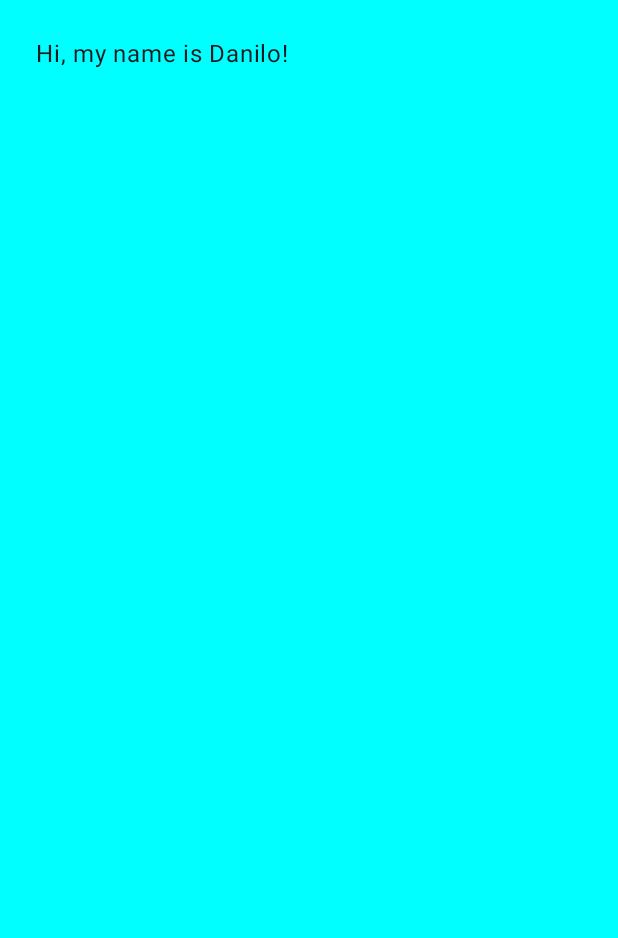
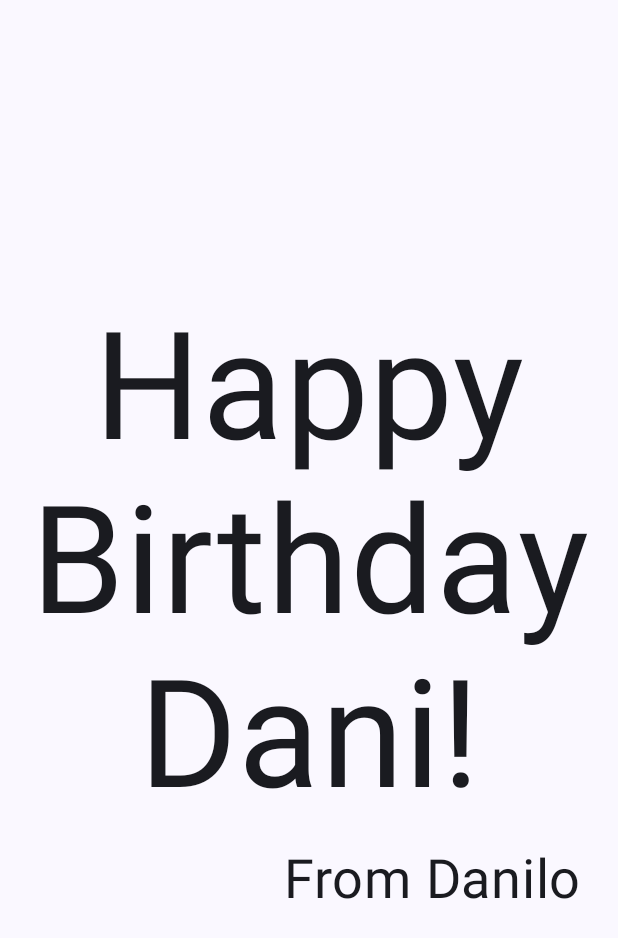
Before and after one commit to danilojezernik/android-greeting-card, an Android app built with Jetpack Compose: the screen it shows after launch (MainActivity), on a phone screen of 412 x 824 dp. Before the commit the part shown is almost empty. Shown: the top 938 px of the screen. Run offline under Robolectric (Android 15) with nearby library versions, the phone set to English and light mode, and no system bars.

```diff
--- a/app/src/main/java/com/example/greetingcard/MainActivity.kt
+++ b/app/src/main/java/com/example/greetingcard/MainActivity.kt
@@ -3,29 +3,33 @@ package com.example.greetingcard
 import android.os.Bundle
 import androidx.activity.ComponentActivity
 import androidx.activity.compose.setContent
+import androidx.compose.foundation.layout.Arrangement
+import androidx.compose.foundation.layout.Column
 import androidx.compose.foundation.layout.fillMaxSize
 import androidx.compose.foundation.layout.padding
 import androidx.compose.material3.MaterialTheme
 import androidx.compose.material3.Surface
 import androidx.compose.material3.Text
 import androidx.compose.runtime.Composable
+import androidx.compose.ui.Alignment
 import androidx.compose.ui.Modifier
-import androidx.compose.ui.graphics.Color
+import androidx.compose.ui.text.style.TextAlign
 import androidx.compose.ui.tooling.preview.Preview
 import androidx.compose.ui.unit.dp
-import com.example.greetingcard.ui.theme.GreetingCardTheme
+import androidx.compose.ui.unit.sp
+import com.example.greetingcard.ui.theme.HappyBirthdayTheme
 
 class MainActivity : ComponentActivity() {
     override fun onCreate(savedInstanceState: Bundle?) {
         super.onCreate(savedInstanceState)
         setContent {
-            GreetingCardTheme {
+            HappyBirthdayTheme {
                 // A surface container using the 'background' color from the theme
                 Surface(
                     modifier = Modifier.fillMaxSize(),
                     color = MaterialTheme.colorScheme.background
                 ) {
-                    Greeting("Danilo")
+                    GreetingText(message = "Happy Birthday Dani!", from = "From Danilo")
                 }
             }
         }
@@ -33,19 +37,37 @@ class MainActivity : ComponentActivity() {
 }
 
 @Composable
-fun Greeting(name: String, modifier: Modifier = Modifier) {
-    Surface(color = Color.Cyan) {
+fun GreetingText(message: String, from: String, modifier: Modifier = Modifier) {
+    Column (
+        verticalArrangement = Arrangement.Center,
+        modifier = modifier.padding(8.dp)
+    ) {
+
         Text(
-            text = "Hi, my name is $name!",
-            modifier = modifier.padding(24.dp)
+            text = message,
+            fontSize = 100.sp,
+            lineHeight = 116.sp,
+            textAlign = TextAlign.Center
+        )
+        Text(
+            text = from,
+            fontSize = 36.sp,
+            modifier = Modifier
+                .padding(16.dp)
+                .align(alignment = Alignment.End)
         )
     }
+
 }
 
-@Preview(showBackground = true)
+@Preview(
+    showBackground = true,
+    showSystemUi = true,
+    name = "My Preview"
+)
 @Composable
-fun GreetingPreview() {
-    GreetingCardTheme {
-        Greeting("Danilo")
+fun BirtdayCardPreview() {
+    HappyBirthdayTheme {
+        GreetingText(message = "Happy Birthday Dani!", from = "From Danilo")
     }
 }
--- a/app/src/main/java/com/example/greetingcard/ui/theme/Theme.kt
+++ b/app/src/main/java/com/example/greetingcard/ui/theme/Theme.kt
@@ -38,7 +38,7 @@ private val LightColorScheme = lightColorScheme(
 )
 
 @Composable
-fun GreetingCardTheme(
+fun HappyBirthdayTheme(
     darkTheme: Boolean = isSystemInDarkTheme(),
     // Dynamic color is available on Android 12+
     dynamicColor: Boolean = true,
```
